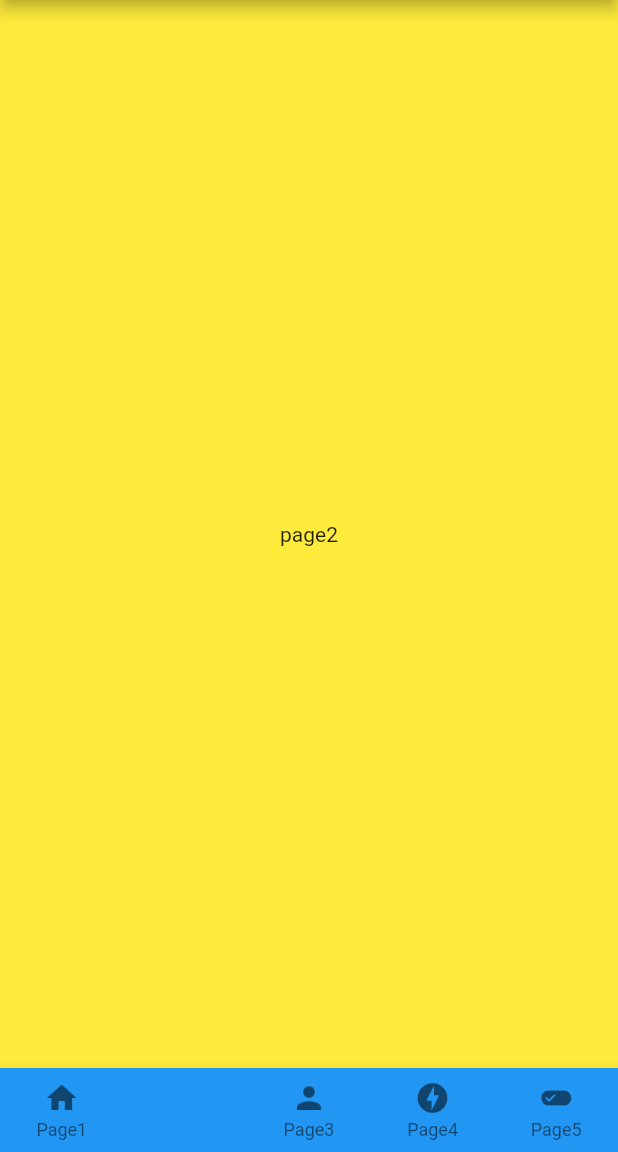
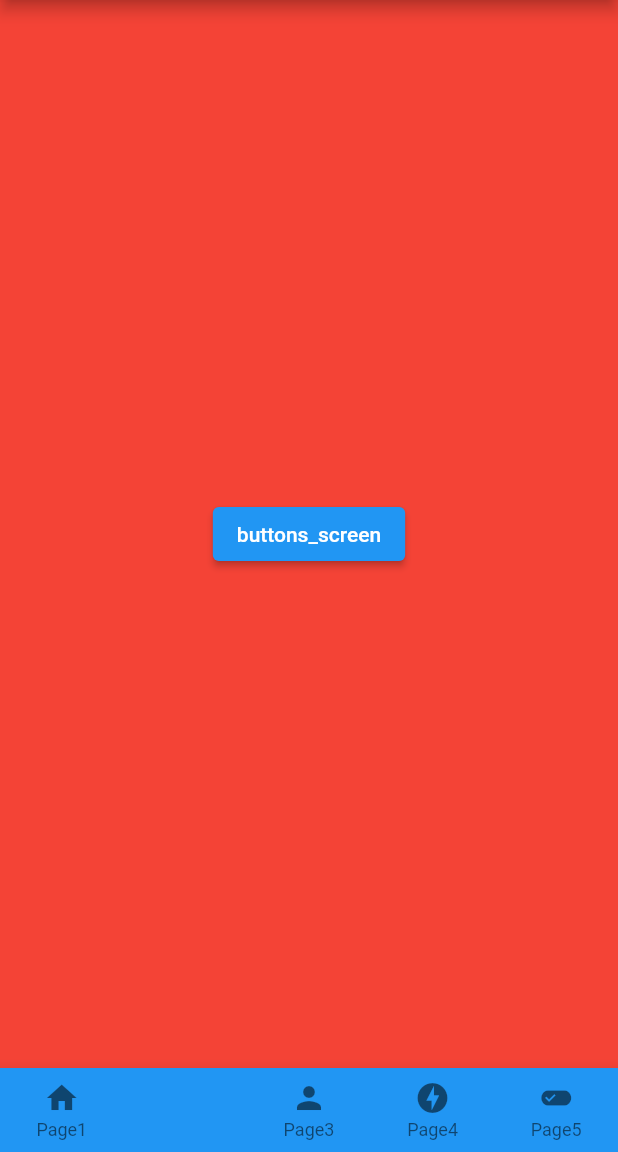
Before and after one commit to ramen2020/flutter_cheat, a Flutter app: the screen it shows after launch, item 2 of the bottom bar chosen, on a phone screen of 412 x 824 dp, the part 84-1236 px from its top. Run offline on Flutter 3.47's test engine with Material 2 defaults, Android fonts, the phone set to English and light mode, and no system bars.

Commit message:
buttonを置く画面へ遷移するように修正

```diff
--- a/lib/screen/page2_screen.dart
+++ b/lib/screen/page2_screen.dart
@@ -1,12 +1,27 @@
 import 'package:flutter/material.dart';
+import './button/buttons_screen.dart';
 
 class Page2 extends StatelessWidget {
   @override
   Widget build(BuildContext context) {
     return Container(
-      color: Colors.yellow,
-      child: Text('page2'),
-      alignment: Alignment.center,
-    );
+        color: Colors.red,
+        alignment: Alignment.center,
+        child: Column(
+            crossAxisAlignment: CrossAxisAlignment.center,
+            mainAxisAlignment: MainAxisAlignment.center,
+            children: <Widget>[
+              // 画面遷移
+              ElevatedButton(
+                child: Text('buttons_screen'),
+                onPressed: () {
+                  Navigator.push(
+                      context,
+                      MaterialPageRoute(
+                        builder: (context) => ButtonsScreen(),
+                      ));
+                },
+              ),
+            ]));
   }
 }
```
Also changed, not shown: lib/screen/button/buttons_screen.dart (+12 -0 lines).
